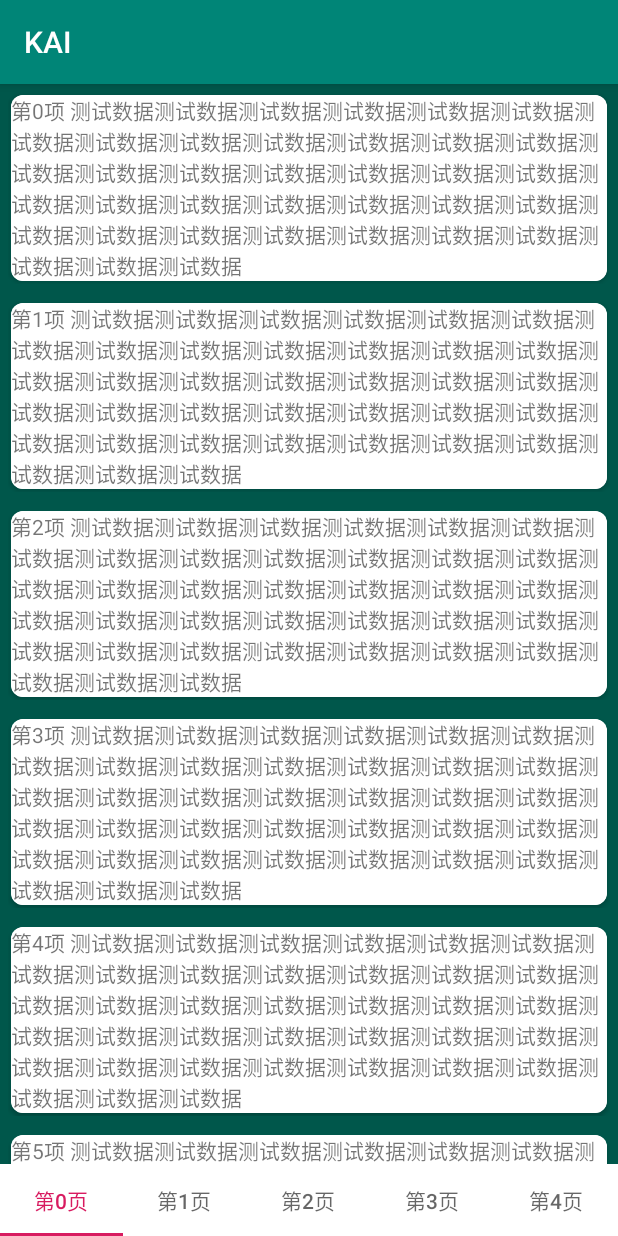
After one commit to YongmingLee/kai, an Android app: the PagerScrollFragment screen opened directly, with no data from a screen before it, on a phone screen of 412 x 824 dp. The commit adds this screen. Run offline under Robolectric (Android 15) with nearby library versions, the phone set to English and light mode, and no system bars.

Commit message:
ViewPager+Fragment 滑动冲突测试基础代码

```diff
--- a/app/src/main/AndroidManifest.xml
+++ b/app/src/main/AndroidManifest.xml
@@ -58,6 +58,8 @@
         <activity android:name=".ActivitySubmodule.JavaTestActivity"/>
         <activity android:name=".ActivitySubmodule.ViewPagerTestActivity"/>
         <activity android:name=".ActivitySubmodule.ViewPagerNormalTestActivity"/>
+        <activity android:name=".ActivitySubmodule.ViewPagerFragmentTestActivity"/>
+        <activity android:name=".ActivitySubmodule.ViewPagerScrollTestActivity"/>
 
         <!--
         注意事项:
--- /dev/null
+++ b/app/src/main/java/com/example/yongming/activity/ActivitySubmodule/ViewPagerScrollTestActivity.java
@@ -0,0 +1,78 @@
+package com.example.yongming.activity.ActivitySubmodule;
+
+import android.os.Bundle;
+import android.support.annotation.Nullable;
+import android.support.design.widget.TabLayout;
+import android.support.v4.app.Fragment;
+import android.support.v4.app.FragmentStatePagerAdapter;
+import android.support.v4.view.ViewPager;
+
+import com.example.yongming.activity.BaseActivity;
+import com.example.yongming.activity.R;
+import com.example.yongming.fragment.PagerScrollFragment;
+import com.example.yongming.manager.YMFieldHelper;
+import com.example.yongming.protocol.YMField;
+
+import java.util.ArrayList;
+import java.util.List;
+
+public class ViewPagerScrollTestActivity extends BaseActivity {
+
+    @YMField(R.id.avst_viewpager)
+    public ViewPager viewPager;
+
+    @YMField(R.id.avst_tablayout)
+    public TabLayout tabLayout;
+
+    private List<PagerScrollFragment> pagerFragments = new ArrayList<>();
+
+    @Override
+    protected void onCreate(@Nullable Bundle savedInstanceState) {
+        super.onCreate(savedInstanceState);
+        setContentView(R.layout.activity_viewpager_scroll_test);
+
+        YMFieldHelper.processAnnotation(this.getClass(), this, this);
+
+        setupViewPager();
+    }
+
+    private void setupViewPager()
+    {
+        for (int i = 0; i < 5; i ++) {
+
+            PagerScrollFragment pagerFragment = new PagerScrollFragment();
+            pagerFragments.add(pagerFragment);
+        }
+
+        viewPager.setAdapter(new FragmentStatePagerAdapter(getSupportFragmentManager()) {
+            @Override
+            public Fragment getItem(int position) {
+                return pagerFragments.get(position);
+            }
+
+            @Override
+            public int getCount() {
+                return pagerFragments.size();
+            }
+
+            /*
+             * 这个接口方法必须实现，否则TabLayout显示空白
+             * */
+            @Nullable
+            @Override
+            public CharSequence getPageTitle(int position) {
+                return "第" + position + "页";
+            }
+        });
+
+//        viewPager.setOffscreenPageLimit(pagerFragments.size());
+
+        for (int i = 0; i < pagerFragments.size(); i ++) {
+            TabLayout.Tab tab = tabLayout.newTab();
+            tabLayout.addTab(tab);
+        }
+
+        // 设置关联联动
+        tabLayout.setupWithViewPager(viewPager, false);
+    }
+}
--- a/app/src/main/java/com/example/yongming/adapter/MainActivityListAdapter.java
+++ b/app/src/main/java/com/example/yongming/adapter/MainActivityListAdapter.java
@@ -79,7 +79,7 @@ public class MainActivityListAdapter extends ArrayAdapter<MainActivityModule> {
         indexTextView.setText(position  + " 、");
         nameTextView.setText(mainActivityModule.getName());
 
-        nameTextView.setTextColor(Color.parseColor("#00ad51"));
+//        nameTextView.setTextColor(Color.parseColor("#00ad51"));
 
         return view;
     }
--- /dev/null
+++ b/app/src/main/java/com/example/yongming/adapter/ScrollFragmentRecyclerViewAdapter.java
@@ -0,0 +1,55 @@
+package com.example.yongming.adapter;
+
+import android.support.annotation.NonNull;
+import android.support.v7.widget.RecyclerView;
+import android.view.LayoutInflater;
+import android.view.View;
+import android.view.ViewGroup;
+import android.widget.TextView;
+import com.example.yongming.activity.R;
+import java.util.List;
+
+/*
+* RecyclerView 基本用法
+* 1. 派生自RecyclerView.Adapter
+* 2. 派生自RecyclerView.ViewHolder，并标示为模板参数
+* 3. 构造函数，设置数据源数组
+* 4. 集成onCreateViewHolder, flat出每个子项的 layout，也就是每一项的子View，类似于iOS的cell
+* 5. onBindViewHolder 给每个cell设置数据的回调
+*
+* */
+
+public class ScrollFragmentRecyclerViewAdapter extends RecyclerView.Adapter<ScrollFragmentRecyclerViewAdapter.VH> {
+
+    public static class VH extends RecyclerView.ViewHolder {
+        public final TextView textView;
+        public VH(View itemView) {
+            super(itemView);
+            textView = itemView.findViewById(R.id.fi_name);
+        }
+    }
+
+    private List<String> mDatas;
+
+    public ScrollFragmentRecyclerViewAdapter(List<String>data) {
+        mDatas = data;
+    }
+
+    @NonNull
+    @Override
+    public VH onCreateViewHolder(@NonNull ViewGroup parent, int viewType) {
+
+        View view = LayoutInflater.from(parent.getContext()).inflate(R.layout.fruit_item, parent, false);
+        return new VH(view);
+    }
+
+    @Override
+    public int getItemCount() {
+        return mDatas.size();
+    }
+
+    @Override
+    public void onBindViewHolder(@NonNull VH holder, int position) {
+        holder.textView.setText(mDatas.get(position));
+    }
+}
--- /dev/null
+++ b/app/src/main/java/com/example/yongming/fragment/PagerScrollFragment.java
@@ -0,0 +1,74 @@
+package com.example.yongming.fragment;
+
+import android.content.Context;
+import android.os.Bundle;
+import android.support.annotation.NonNull;
+import android.support.annotation.Nullable;
+import android.support.v4.app.Fragment;
+import android.support.v7.widget.LinearLayoutManager;
+import android.support.v7.widget.RecyclerView;
+import android.view.LayoutInflater;
+import android.view.View;
+import android.view.ViewGroup;
+
+import com.example.yongming.activity.R;
+import com.example.yongming.adapter.ScrollFragmentRecyclerViewAdapter;
+import com.example.yongming.manager.YMFieldHelper;
+import com.example.yongming.protocol.YMField;
+
+import java.util.ArrayList;
+import java.util.List;
+import java.util.Random;
+
+public class PagerScrollFragment extends Fragment {
+
+    public RecyclerView recyclerView;
+
+    private List<String> mdatas = new ArrayList<>();
+
+    @Nullable
+    @Override
+    public View onCreateView(@NonNull LayoutInflater inflater, @Nullable ViewGroup container, @Nullable Bundle savedInstanceState) {
+        View view = inflater.inflate(R.layout.fragment_test_scroll, container, false);
+        recyclerView = view.findViewById(R.id.fts_recyclerview);
+        return view;
+    }
+
+    @Override
+    public void onActivityCreated(@Nullable Bundle savedInstanceState) {
+        super.onActivityCreated(savedInstanceState);
+        initData();
+    }
+
+    private void initData()
+    {
+        setupRecyclerView();
+    }
+
+    private void setupRecyclerView()
+    {
+        for (int i = 0; i < 20; i ++) {
+            String name = "第" + i + "项";
+            String finalName = name + " " + getRandomLenghtName("测试数据");
+            mdatas.add(finalName);
+        }
+
+        recyclerView.setLayoutManager(new LinearLayoutManager(this.getActivity()));
+        recyclerView.setAdapter(new ScrollFragmentRecyclerViewAdapter(mdatas));
+    }
+
+    private String getRandomLenghtName(String name)
+    {
+        Random random = new Random();
+
+        int length = random.nextInt(100) + 1;
+
+        StringBuilder builder = new StringBuilder();
+
+        for (int i = 0; i < length; i ++) {
+            builder.append(name);
+        }
+
+        return builder.toString();
+    }
+}
--- /dev/null
+++ b/app/src/main/res/layout/activity_viewpager_scroll_test.xml
@@ -0,0 +1,19 @@
+<?xml version="1.0" encoding="utf-8"?>
+<LinearLayout xmlns:android="http://schemas.android.com/apk/res/android"
+    android:orientation="vertical"
+    android:layout_width="match_parent"
+    android:layout_height="match_parent">
+
+    <android.support.v4.view.ViewPager
+        android:id="@+id/avst_viewpager"
+        android:layout_width="match_parent"
+        android:layout_height="0dp"
+        android:layout_weight="1"/>
+
+    <android.support.design.widget.TabLayout
+        android:id="@+id/avst_tablayout"
+        style="@style/NormalViewPagerTablayout"
+        android:layout_width="match_parent"
+        android:layout_height="wrap_content"/>
+
+</LinearLayout>
--- /dev/null
+++ b/app/src/main/res/layout/fragment_test_scroll.xml
@@ -0,0 +1,16 @@
+<?xml version="1.0" encoding="utf-8"?>
+<LinearLayout xmlns:android="http://schemas.android.com/apk/res/android"
+    android:orientation="vertical"
+    android:layout_width="match_parent"
+    android:layout_height="match_parent"
+    android:background="@color/colorPrimaryDark">
+
+    <android.support.v7.widget.RecyclerView
+        android:id="@+id/fts_recyclerview"
+        android:layout_width="match_parent"
+        android:layout_height="match_parent">
+
+
+    </android.support.v7.widget.RecyclerView>
+
+</LinearLayout>
--- a/app/src/main/res/layout/fruit_item.xml
+++ b/app/src/main/res/layout/fruit_item.xml
@@ -28,5 +28,4 @@
     </android.support.v7.widget.CardView>
 
 
-
 </LinearLayout>
--- a/app/src/main/res/layout/main_activity_list_item.xml
+++ b/app/src/main/res/layout/main_activity_list_item.xml
@@ -8,12 +8,15 @@
         android:layout_height="wrap_content"
         android:id="@+id/ml_index"
         android:layout_margin="10dip"
+        android:textSize="18sp"
         />
 
     <TextView
         android:layout_width="wrap_content"
         android:layout_height="wrap_content"
         android:layout_gravity="center"
+        android:textColor="@color/colorPrimaryDark"
+        android:textSize="18sp"
         android:id="@+id/ml_name"/>
 
 </LinearLayout>
```
Also changed, not shown: app/src/main/java/com/example/yongming/activity/ActivitySubmodule/ViewPagerFragmentTestActivity.java (added, +76 -0 lines), app/src/main/java/com/example/yongming/activity/ActivitySubmodule/ViewPagerTestActivity.java (+8 -0 lines), app/src/main/java/com/example/yongming/fragment/PagerFragment.java (added, +20 -0 lines), app/src/main/res/layout/activity_viewpager_fragment_test.xml (added, +19 -0 lines).
